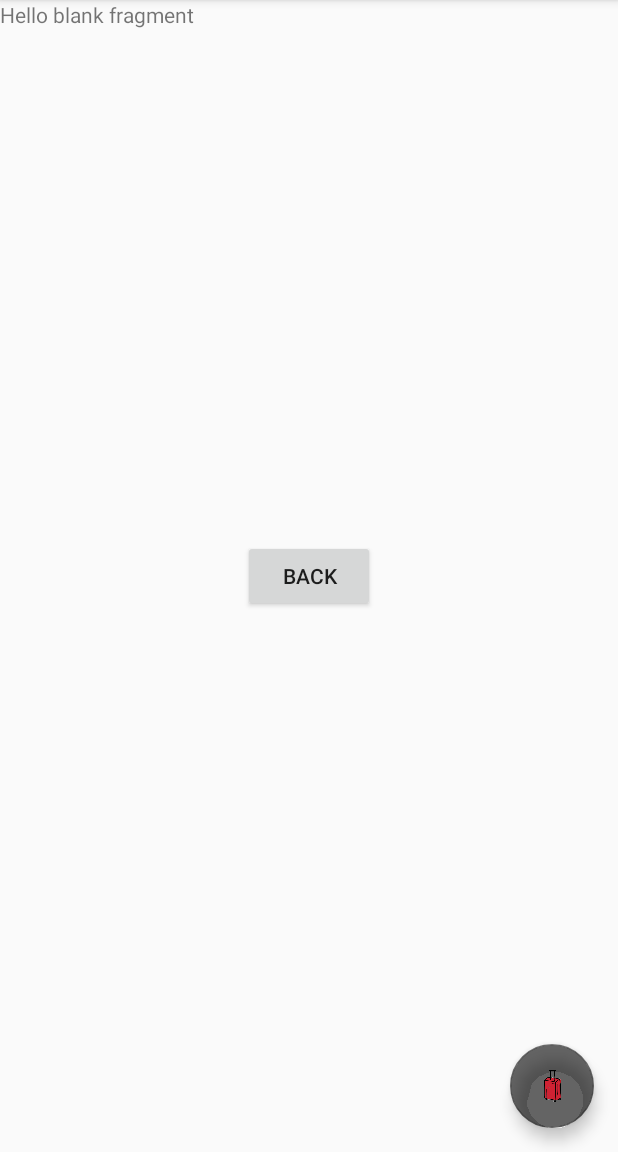
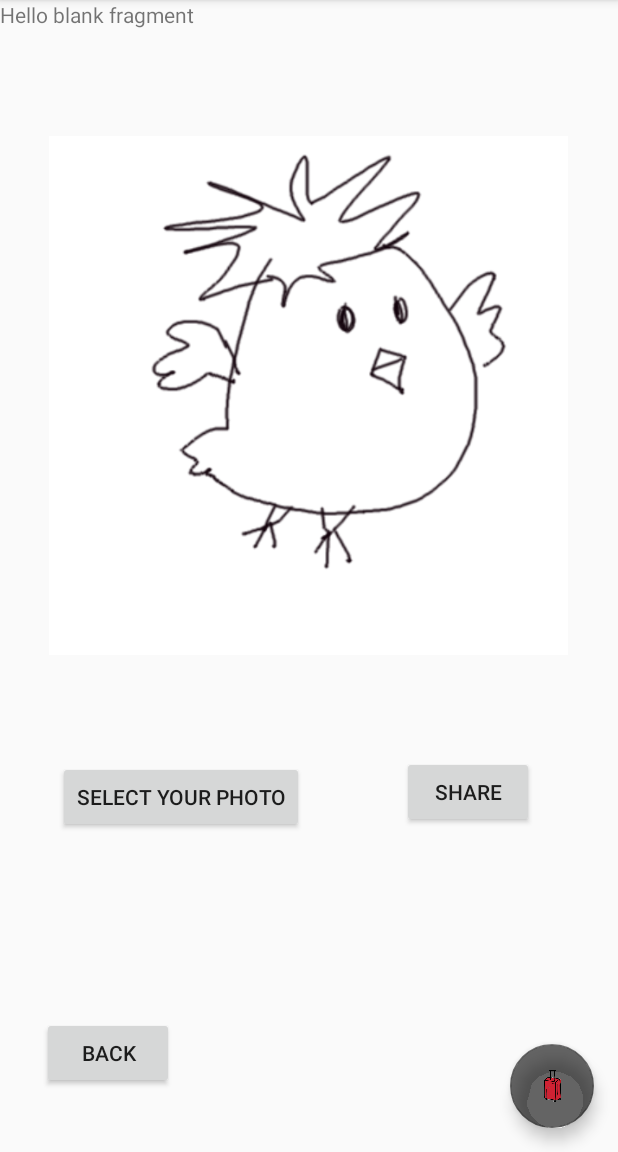
Before and after one commit to vwhwang/BirdFriend, an Android app: the CameraFragment screen opened through its navigation route, on a phone screen of 412 x 824 dp, the part 84-1236 px from its top. Run offline under Robolectric (Android 15) with nearby library versions, the phone set to English and light mode, and no system bars; our stand-ins replace Room's generated code.

Commit message:
set up buttons for load user image

```diff
--- a/app/src/main/res/layout/fragment_camera.xml
+++ b/app/src/main/res/layout/fragment_camera.xml
@@ -22,7 +22,47 @@
         android:text="@string/back"
         app:layout_constraintBottom_toBottomOf="parent"
         app:layout_constraintEnd_toEndOf="parent"
+        app:layout_constraintHorizontal_bias="0.086"
         app:layout_constraintStart_toStartOf="parent"
-        app:layout_constraintTop_toTopOf="parent" />
+        app:layout_constraintTop_toTopOf="parent"
+        app:layout_constraintVertical_bias="0.942" />
+
+    <ImageView
+        android:id="@+id/load_image"
+        android:layout_width="346dp"
+        android:layout_height="360dp"
+        android:src="@drawable/bird_1"
+        app:layout_constraintBottom_toBottomOf="parent"
+        app:layout_constraintEnd_toEndOf="parent"
+        app:layout_constraintHorizontal_bias="0.492"
+        app:layout_constraintStart_toStartOf="parent"
+        app:layout_constraintTop_toTopOf="parent"
+        app:layout_constraintVertical_bias="0.204" />
+
+    <Button
+        android:id="@+id/upload_button"
+        android:layout_width="wrap_content"
+        android:layout_height="wrap_content"
+        android:layout_marginTop="39dp"
+        android:text="@string/select_your_photo"
+        app:layout_constraintBottom_toBottomOf="parent"
+        app:layout_constraintEnd_toEndOf="parent"
+        app:layout_constraintHorizontal_bias="0.157"
+        app:layout_constraintStart_toStartOf="parent"
+        app:layout_constraintTop_toBottomOf="@+id/load_image"
+        app:layout_constraintVertical_bias="0.105" />
+
+    <Button
+        android:id="@+id/share_load_button"
+        android:layout_width="wrap_content"
+        android:layout_height="wrap_content"
+        android:layout_marginTop="56dp"
+        android:text="@string/share"
+        app:layout_constraintBottom_toBottomOf="parent"
+        app:layout_constraintEnd_toEndOf="parent"
+        app:layout_constraintHorizontal_bias="0.54"
+        app:layout_constraintStart_toEndOf="@+id/upload_button"
+        app:layout_constraintTop_toBottomOf="@+id/load_image"
+        app:layout_constraintVertical_bias="0.02" />
 
 </androidx.constraintlayout.widget.ConstraintLayout>
--- a/app/src/main/res/values/strings.xml
+++ b/app/src/main/res/values/strings.xml
@@ -25,4 +25,6 @@
     <string name="delete_all">Delete All</string>
     <string name="back">Back</string>
     <string name="camera">Camera</string>
+    <string name="select_your_photo">Select Your Photo</string>
+
 </resources>
```
